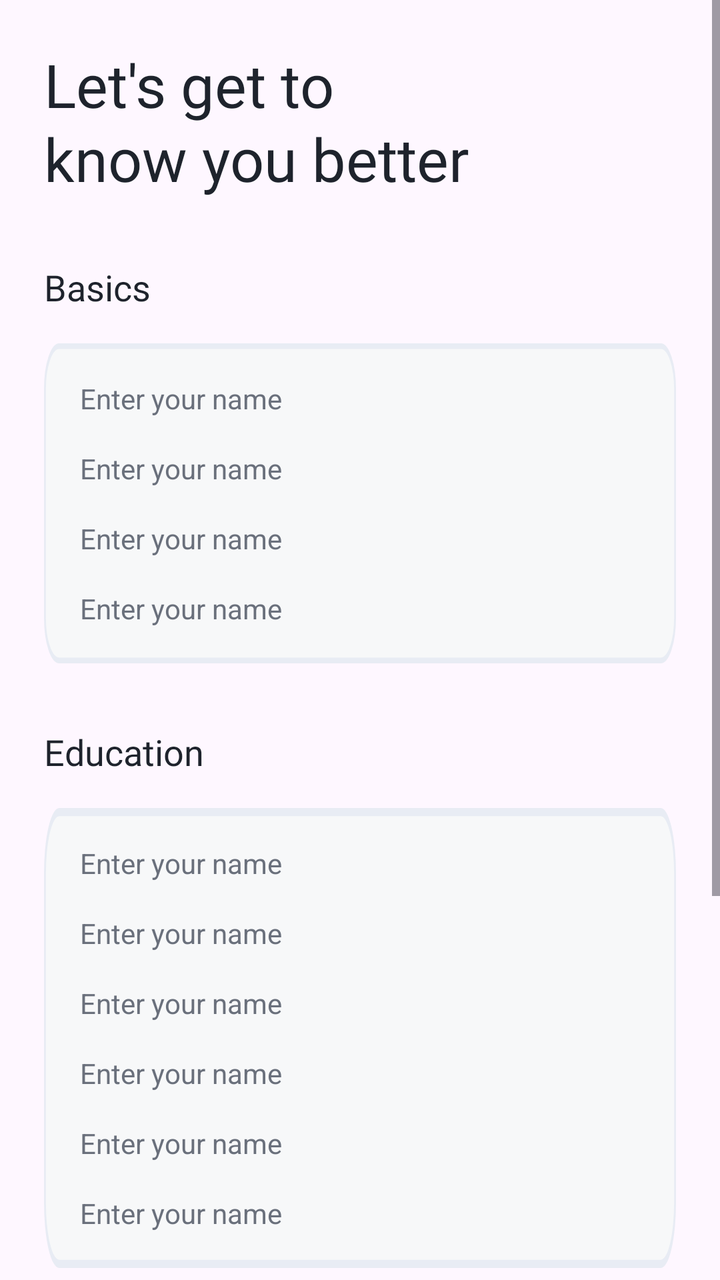
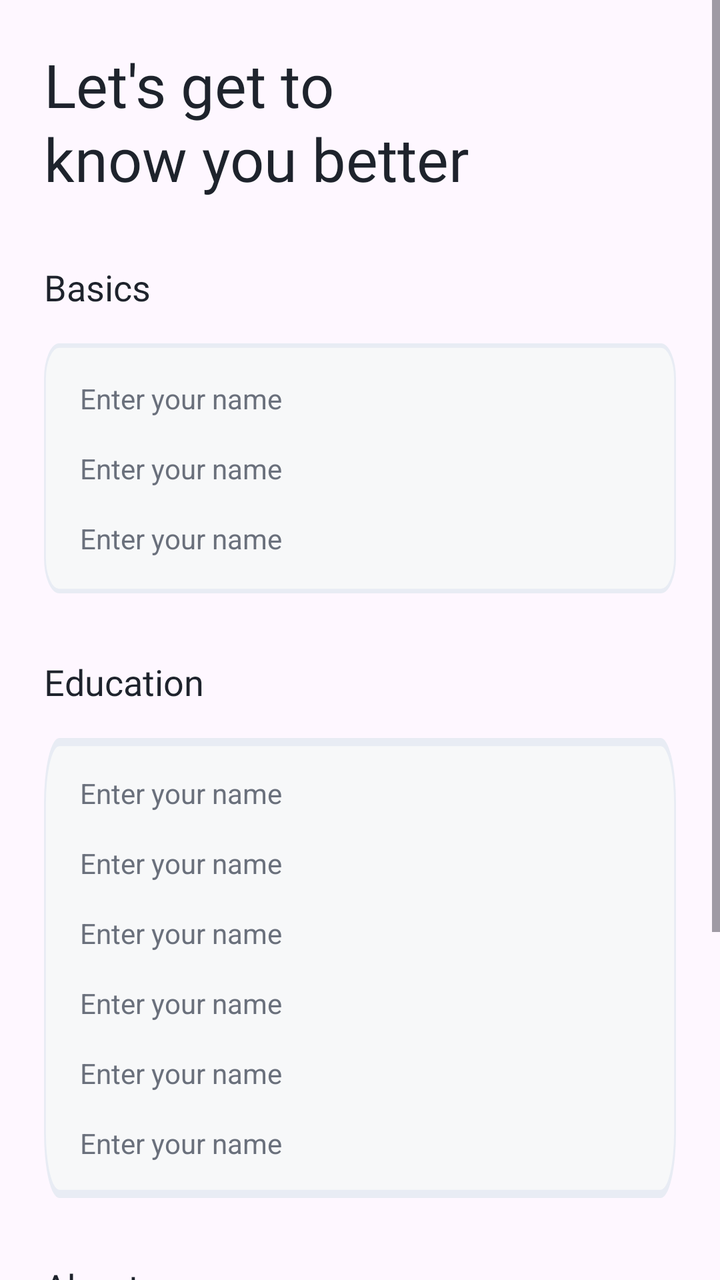

Screens rendered from an Android XML layout before and after an edit, with the pre-edit source and the edit as a unified diff.
<!-- AndroidManifest.xml: application theme Theme.CareerCompass -->
<!-- res/layout/fragment_profile.xml -->
<?xml version="1.0" encoding="utf-8"?>
<ScrollView xmlns:android="http://schemas.android.com/apk/res/android"
    xmlns:tools="http://schemas.android.com/tools"
    android:layout_width="match_parent"
    android:layout_height="match_parent"
    tools:context=".ui.main.fragments.profile.ProfileFragment">

    <LinearLayout
        android:layout_width="match_parent"
        android:layout_height="wrap_content"
        android:orientation="vertical"
        android:paddingHorizontal="22dp">

        <TextView
            android:id="@+id/tvProfileMessage"
            android:layout_width="match_parent"
            android:layout_height="wrap_content"
            android:layout_marginTop="22dp"
            android:fontFamily="@font/urbanist_bold"
            android:lineSpacingExtra="2dp"
            android:text="@string/message_profile"
            android:textColor="@color/dark"
            android:textSize="30sp" />

        <TextView
            android:id="@+id/tvBasics"
            android:layout_width="wrap_content"
            android:layout_height="wrap_content"
            android:layout_marginTop="32dp"
            android:fontFamily="@font/urbanist_semi_bold"
            android:text="@string/basics"
            android:textColor="@color/dark"
            android:textSize="18sp" />

        <LinearLayout
            android:layout_width="match_parent"
            android:layout_height="wrap_content"
            android:layout_marginTop="16dp"
            android:background="@drawable/bg_et_auth"
            android:orientation="vertical"
            android:padding="18dp">

            <TextView
                android:id="@+id/tvName"
                android:layout_width="match_parent"
                android:layout_height="wrap_content"
                android:text="@string/hint_name"
                android:textColor="@color/darkGrey" />

            <TextView
                android:id="@+id/tvEmail"
                android:layout_width="match_parent"
                android:layout_height="wrap_content"
                android:layout_marginTop="16dp"
                android:text="@string/hint_name"
                android:textColor="@color/darkGrey" />

            <TextView
                android:id="@+id/tvPhone"
                android:layout_width="match_parent"
                android:layout_height="wrap_content"
                android:layout_marginTop="16dp"
                android:text="@string/hint_name"
                android:textColor="@color/darkGrey" />

            <TextView
                android:id="@+id/tvCity"
                android:layout_width="match_parent"
                android:layout_height="wrap_content"
                android:layout_marginTop="16dp"
                android:text="@string/hint_name"
                android:textColor="@color/darkGrey" />
        </LinearLayout>

        <TextView
            android:id="@+id/tvEducation"
            android:layout_width="wrap_content"
            android:layout_height="wrap_content"
            android:layout_marginTop="32dp"
            android:fontFamily="@font/urbanist_semi_bold"
            android:text="@string/education"
            android:textColor="@color/dark"
            android:textSize="18sp" />

        <LinearLayout
            android:layout_width="match_parent"
            android:layout_height="wrap_content"
            android:layout_marginTop="16dp"
            android:background="@drawable/bg_et_auth"
            android:orientation="vertical"
            android:padding="18dp">

            <TextView
                android:id="@+id/tvDegree"
                android:layout_width="match_parent"
                android:layout_height="wrap_content"
                android:text="@string/hint_name"
                android:textColor="@color/darkGrey" />

            <TextView
                android:id="@+id/tvField"
                android:layout_width="match_parent"
                android:layout_height="wrap_content"
                android:layout_marginTop="16dp"
                android:text="@string/hint_name"
                android:textColor="@color/darkGrey" />

            <TextView
                android:id="@+id/tvInstitute"
                android:layout_width="match_parent"
                android:layout_height="wrap_content"
                android:layout_marginTop="16dp"
                android:text="@string/hint_name"
                android:textColor="@color/darkGrey" />

            <TextView
                android:id="@+id/tvCGPA"
                android:layout_width="match_parent"
                android:layout_height="wrap_content"
                android:layout_marginTop="16dp"
                android:text="@string/hint_name"
                android:textColor="@color/darkGrey" />

            <TextView
                android:id="@+id/tvPassingYear"
                android:layout_width="match_parent"
                android:layout_height="wrap_content"
                android:layout_marginTop="16dp"
                android:text="@string/hint_name"
                android:textColor="@color/darkGrey" />

            <TextView
                android:id="@+id/tvFavoriteSubjects"
                android:layout_width="match_parent"
                android:layout_height="wrap_content"
                android:layout_marginTop="16dp"
                android:text="@string/hint_name"
                android:textColor="@color/darkGrey" />

        </LinearLayout>

        <TextView
            android:id="@+id/tvAbout"
            android:layout_width="wrap_content"
            android:layout_height="wrap_content"
            android:layout_marginTop="32dp"
            android:fontFamily="@font/urbanist_semi_bold"
            android:text="@string/about"
            android:textColor="@color/dark"
            android:textSize="18sp" />

        <TextView
            android:id="@+id/tvBio"
            android:padding="18dp"
            android:lines="3"
            android:layout_width="match_parent"
            android:layout_height="wrap_content"
            android:layout_marginTop="16dp"
            android:background="@drawable/bg_et_auth"
            android:text="@string/hint_name"
            android:textColor="@color/darkGrey" />

        <androidx.appcompat.widget.AppCompatButton
            android:layout_width="match_parent"
            android:layout_height="wrap_content"
            android:layout_marginVertical="32dp"
            android:text="@string/logout"
            android:textColor="@color/white"
            android:textAllCaps="false"
            android:background="@drawable/bg_btn_auth"/>

    </LinearLayout>

</ScrollView>
<!-- resources referenced by this layout -->
<resources>
  <color name="dark">#1E232C</color>
  <color name="darkGrey">#6A707C</color>
  <color name="white">#FFFFFF</color>
  <!-- drawable bg_btn_auth (drawable) -->
  <vector xmlns:android="http://schemas.android.com/apk/res/android"
      android:width="331dp"
      android:height="56dp"
      android:viewportWidth="331"
      android:viewportHeight="56">
    <path
        android:pathData="M8,0L323,0A8,8 0,0 1,331 8L331,48A8,8 0,0 1,323 56L8,56A8,8 0,0 1,0 48L0,8A8,8 0,0 1,8 0z"
        android:fillColor="@color/dark"/>
  </vector>
  <!-- drawable bg_et_auth (drawable) -->
  <vector xmlns:android="http://schemas.android.com/apk/res/android"
      android:width="331dp"
      android:height="56dp"
      android:viewportWidth="331"
      android:viewportHeight="56">
    <path
        android:strokeWidth="1"
        android:pathData="M8,0.5L323,0.5A7.5,7.5 0,0 1,330.5 8L330.5,48A7.5,7.5 0,0 1,323 55.5L8,55.5A7.5,7.5 0,0 1,0.5 48L0.5,8A7.5,7.5 0,0 1,8 0.5z"
        android:fillColor="#F7F8F9"
        android:strokeColor="#E8ECF4"/>
  </vector>
  <string name="about">About</string>
  <string name="basics">Basics</string>
  <string name="education">Education</string>
  <string name="hint_name">Enter your name</string>
  <string name="logout">Logout</string>
  <string name="message_profile">Let\'s get to\nknow you better</string>
  <style name="Theme.CareerCompass" parent="Base.Theme.CareerCompass" />
  <style name="Base.Theme.CareerCompass" parent="Theme.Material3.Light.NoActionBar">
          
          <item name="colorPrimary">@color/colorPrimary</item>
          <item name="colorPrimaryDark">@color/colorPrimaryDark</item>
      </style>
  <color name="colorPrimary">#7265E2</color>
  <color name="colorPrimaryDark">#4E46B5</color>
</resources>

<!-- the commit's change to res/layout/fragment_profile.xml (unified diff, before → after) -->
@@ -63,13 +63,6 @@
                 android:text="@string/hint_name"
                 android:textColor="@color/darkGrey" />
 
-            <TextView
-                android:id="@+id/tvCity"
-                android:layout_width="match_parent"
-                android:layout_height="wrap_content"
-                android:layout_marginTop="16dp"
-                android:text="@string/hint_name"
-                android:textColor="@color/darkGrey" />
         </LinearLayout>
 
         <TextView
@@ -161,6 +154,7 @@
             android:textColor="@color/darkGrey" />
 
         <androidx.appcompat.widget.AppCompatButton
+            android:id="@+id/btnLogout"
             android:layout_width="match_parent"
             android:layout_height="wrap_content"
             android:layout_marginVertical="32dp"
